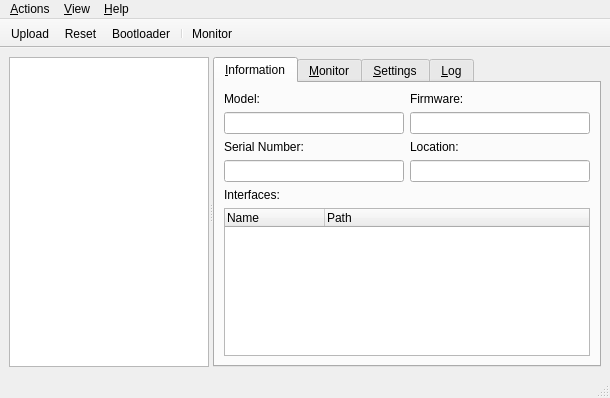
Above: tyqt/main_window.ui from Koromix/tytools before the change. Below: the same form after it.
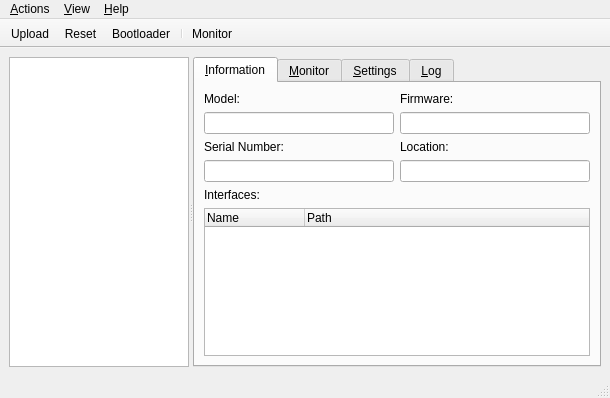
That is the form after the change. Icons and pictures are not drawn.

Commit message:
Reduce default/minimal width of board list
Use text elision for the status/firmware label, this looks better
when the firmware filename is wider than the view.

The edit to the form file:
```diff
--- a/tyqt/main_window.ui
+++ b/tyqt/main_window.ui
@@ -36,7 +36,7 @@
        </property>
        <property name="minimumSize">
         <size>
-         <width>200</width>
+         <width>180</width>
          <height>0</height>
         </size>
        </property>
```
The commit also changes 3 other files.
